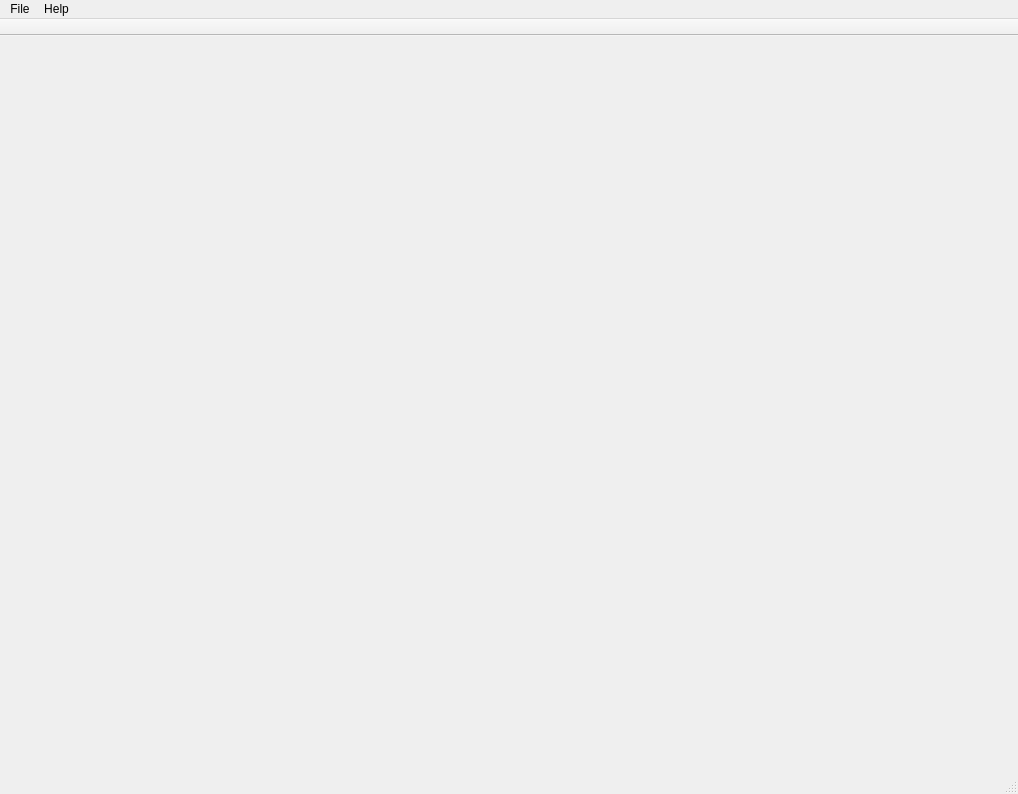
Old version of the form app/mainwindow.ui in the repository daviddrell/visualsc.
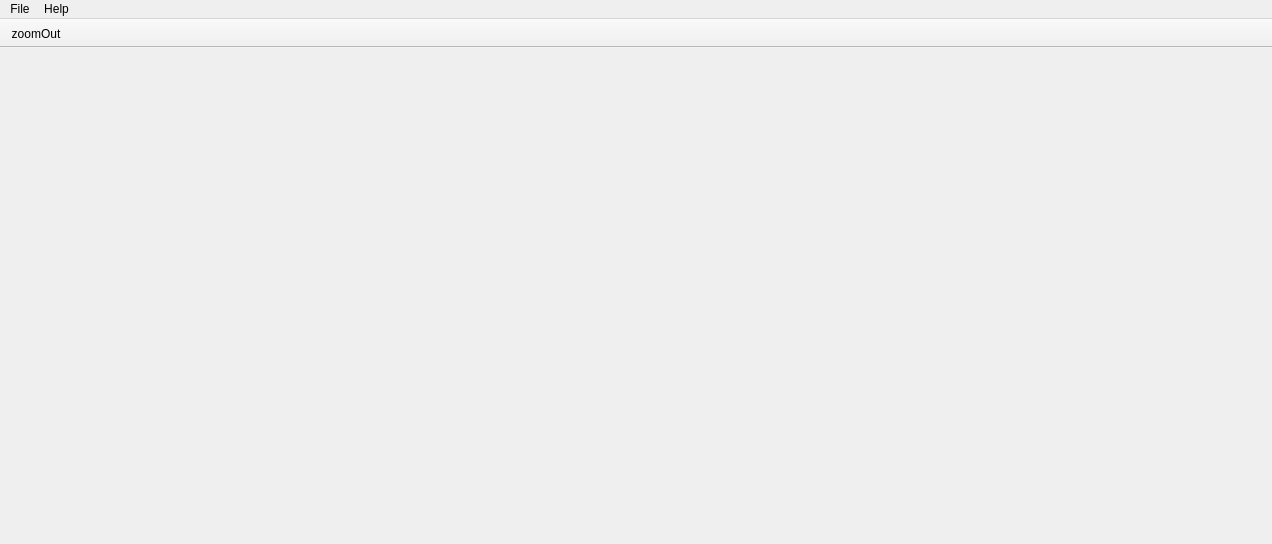
New version of the form. Icons and pictures are not drawn.

Commit message: Changed graphics view window to fit the screen more by deleting a status bar at the bottom. In progess: zoom out button. Changed code writer to handle naming collisions recursively by appending ancestor names until no collisions exists.

```diff
--- a/app/mainwindow.ui
+++ b/app/mainwindow.ui
@@ -6,30 +6,56 @@
    <rect>
     <x>0</x>
     <y>0</y>
-    <width>1018</width>
-    <height>794</height>
+    <width>1272</width>
+    <height>544</height>
    </rect>
   </property>
   <property name="windowTitle">
    <string>MainWindow</string>
   </property>
   <widget class="QWidget" name="centralWidget">
+   <property name="layoutDirection">
+    <enum>Qt::LeftToRight</enum>
+   </property>
+   <property name="autoFillBackground">
+    <bool>false</bool>
+   </property>
    <layout class="QGridLayout" name="gridLayout_2">
-    <item row="5" column="0">
-     <layout class="QGridLayout" name="gridLayout"/>
-    </item>
-    <item row="4" column="0">
-     <layout class="QVBoxLayout" name="verticalLayout">
-      <item>
-       <widget class="QLabel" name="label_2">
-        <property name="enabled">
-         <bool>false</bool>
-        </property>
-        <property name="text">
-         <string/>
-        </property>
-       </widget>
-      </item>
+    <property name="leftMargin">
+     <number>0</number>
+    </property>
+    <property name="topMargin">
+     <number>0</number>
+    </property>
+    <property name="rightMargin">
+     <number>0</number>
+    </property>
+    <property name="bottomMargin">
+     <number>0</number>
+    </property>
+    <property name="spacing">
+     <number>0</number>
+    </property>
+    <item row="3" column="0">
+     <layout class="QGridLayout" name="gridLayout">
+      <property name="sizeConstraint">
+       <enum>QLayout::SetDefaultConstraint</enum>
+      </property>
+      <property name="leftMargin">
+       <number>6</number>
+      </property>
+      <property name="topMargin">
+       <number>6</number>
+      </property>
+      <property name="rightMargin">
+       <number>6</number>
+      </property>
+      <property name="bottomMargin">
+       <number>6</number>
+      </property>
+      <property name="spacing">
+       <number>0</number>
+      </property>
      </layout>
     </item>
    </layout>
@@ -42,7 +68,7 @@
     <rect>
      <x>0</x>
      <y>0</y>
-     <width>1018</width>
+     <width>1272</width>
      <height>21</height>
     </rect>
    </property>
@@ -70,18 +96,28 @@
    <addaction name="menuFile"/>
    <addaction name="menuHelp"/>
   </widget>
-  <widget class="QStatusBar" name="statusBar">
-   <property name="enabled">
-    <bool>false</bool>
-   </property>
-  </widget>
   <widget class="QToolBar" name="mainToolBar">
    <property name="enabled">
+    <bool>true</bool>
+   </property>
+   <property name="mouseTracking">
+    <bool>false</bool>
+   </property>
+   <property name="acceptDrops">
     <bool>false</bool>
    </property>
    <property name="movable">
     <bool>false</bool>
    </property>
+   <property name="allowedAreas">
+    <set>Qt::AllToolBarAreas</set>
+   </property>
+   <property name="iconSize">
+    <size>
+     <width>24</width>
+     <height>24</height>
+    </size>
+   </property>
    <property name="floatable">
     <bool>false</bool>
    </property>
@@ -91,6 +127,7 @@
    <attribute name="toolBarBreak">
     <bool>false</bool>
    </attribute>
+   <addaction name="actionZoomOut"/>
   </widget>
   <action name="actionNew">
    <property name="checkable">
@@ -202,6 +239,15 @@
     <string>Save As</string>
    </property>
   </action>
+  <action name="actionZoomOut">
+   <property name="icon">
+    <iconset resource="../scformview/resources/scformview.qrc">
+     <normaloff>:/SCFormView/minusw10.png</normaloff>:/SCFormView/minusw10.png</iconset>
+   </property>
+   <property name="text">
+    <string>zoomOut</string>
+   </property>
+  </action>
  </widget>
  <layoutdefault spacing="6" margin="11"/>
  <resources>
```
The commit also changes 27 other files.
